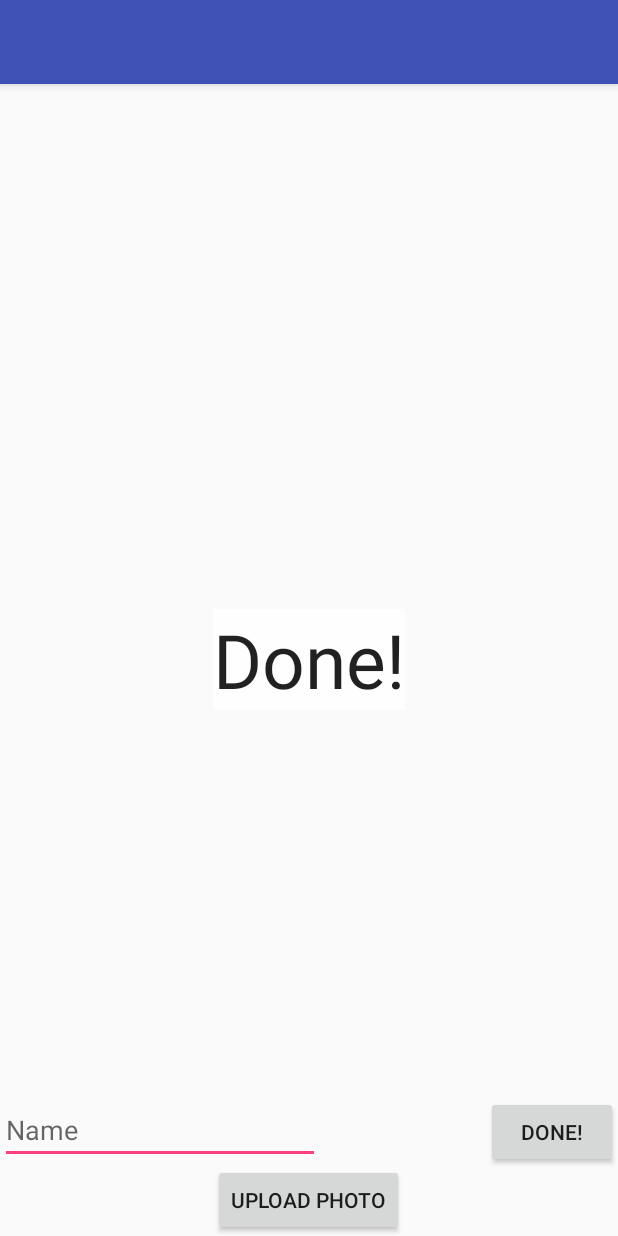
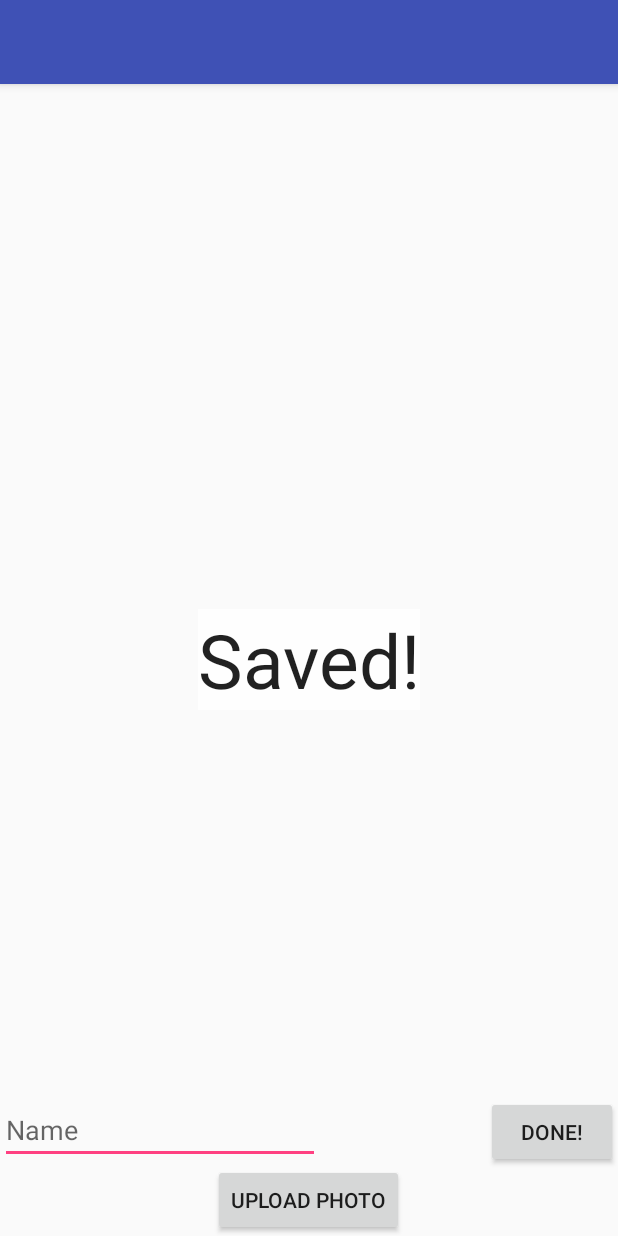
Before and after one commit to snmalineni/AlzheimersNWAPW, an Android app: the MainActivity screen opened directly, with no data from a screen before it, after a tap on "DONE!", on a phone screen of 412 x 824 dp. Run offline under Robolectric (Android 15) with nearby library versions, the phone set to English and light mode, and no system bars; 2 statements that could not run were skipped.

Commit message:
done text added

```diff
--- a/app/src/main/res/layout/activity_main.xml
+++ b/app/src/main/res/layout/activity_main.xml
@@ -51,7 +51,7 @@
         android:layout_width="wrap_content"
         android:layout_height="wrap_content"
         android:textAppearance="?android:attr/textAppearanceLarge"
-        android:text="Done!"
+        android:text="Saved!"
         android:visibility="gone"
         android:id="@+id/textView2"
         android:layout_centerVertical="true"
```
